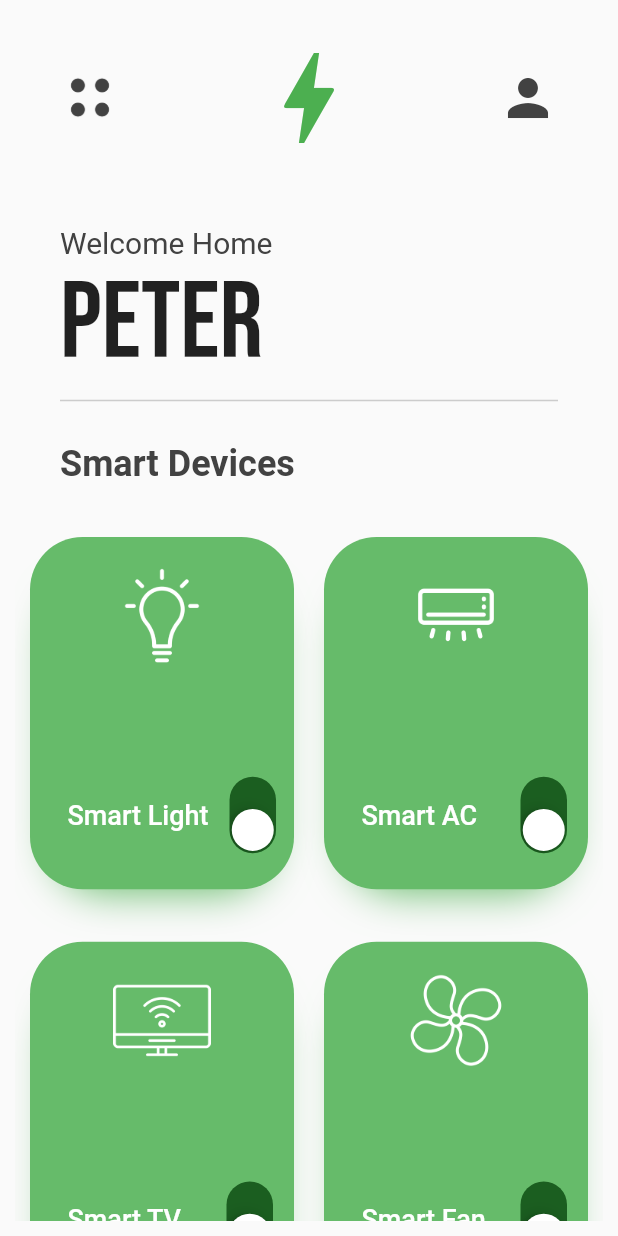
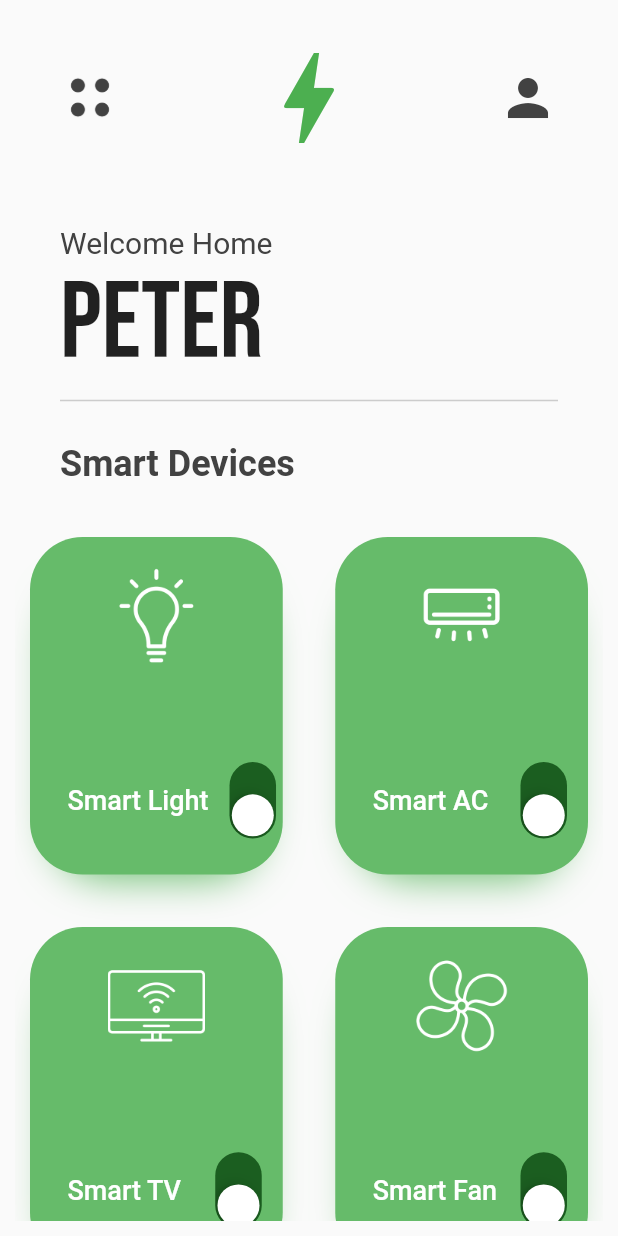
Before and after one commit to ClementPeter/smart_home_ui, a Flutter app: the screen it shows after launch, after a tap on the "bolt" icon, on a phone screen of 412 x 824 dp. Run offline on Flutter 3.47's test engine with Material 2 defaults, Android fonts, the phone set to English and light mode, and no system bars; drawn by our look-alikes of flip_card; our stand-ins replace google_fonts.

```diff
--- a/lib/main.dart
+++ b/lib/main.dart
@@ -1,9 +1,10 @@
 import 'dart:math';
-
+import 'package:flip_card/flip_card.dart';
 import 'package:flutter/cupertino.dart';
 import 'package:flutter/material.dart';
 import 'package:google_fonts/google_fonts.dart';
-import 'package:smart_home/widget.dart';
+import 'package:smart_home/slider_widget.dart';
+import 'package:smart_home/smartBoxWidget.dart';
 
 void main() {
   runApp(const MyApp());
@@ -37,14 +38,14 @@ class _MyHomePageState extends State<MyHomePage> {
   final double horizontalPadding = 40;
   final double verticalPadding = 25;
 
-  bool? status = false;
+  bool? status = false; //main power status
 
   //List of Smart Devices
   List mySmartDevices = [
-    ["Smart Light", "images/light-bulb.png", false],
+    ["Smart Light", "images/light-bulb.png", true],
     ["Smart AC", "images/air-conditioner.png", false],
-    ["Smart TV", "images/smart-tv.png", true],
-    ["Smart Fan", "images/fan.png", false],
+    ["Smart TV", "images/smart-tv.png", false],
+    ["Smart Fan", "images/fan.png", true],
   ];
   //function to toggle the swtich
   void powerSwitchedToggled(bool value, int index) {
@@ -61,6 +62,7 @@ class _MyHomePageState extends State<MyHomePage> {
       mySmartDevices[1][2] = status;
       mySmartDevices[2][2] = status;
       mySmartDevices[3][2] = status;
+      sliderValue = 20;
 
       // mySmartDevices[2] = value;
     });
@@ -74,10 +76,19 @@ class _MyHomePageState extends State<MyHomePage> {
       mySmartDevices[1][2] = false;
       mySmartDevices[2][2] = false;
       mySmartDevices[3][2] = false;
+      sliderValue = 0;
 
       // mySmartDevices[2] = value;
     });
   }
+
+  //Slider controls
+  //double _currentSliderValue = 10;
+  double sliderValue = 20;
+
+  //void Function(bool)? onchanged;
+  //VoidCallback? onchanged;
+  ValueChanged<double>? onchanged;
 
   @override
   Widget build(BuildContext context) {
@@ -125,7 +136,7 @@ class _MyHomePageState extends State<MyHomePage> {
                 ],
               ),
             ),
-
+            //Welcome Text
             const SizedBox(height: 20),
             Padding(
               padding: EdgeInsets.symmetric(horizontal: horizontalPadding),
@@ -176,18 +187,57 @@ class _MyHomePageState extends State<MyHomePage> {
                   physics: const NeverScrollableScrollPhysics(),
                   gridDelegate: const SliverGridDelegateWithFixedCrossAxisCount(
                     crossAxisCount: 2,
-                    //crossAxisSpacing: 15,
+                    crossAxisSpacing: 15,
                     mainAxisSpacing: 15,
                     childAspectRatio: 1 / 1.3,
                   ),
                   itemBuilder: (context, index) {
-                    return SmartBox(
+                    // return SmartBox(
+                    //   smartDeviceName: mySmartDevices[index][0],
+                    //   iconPath: mySmartDevices[index][1],
+                    //   powerStatus: mySmartDevices[index][2],
+                    //   onChanged: (value) {
+                    //     powerSwitchedToggled(value, index);
+                    //   },
+                    // );
+
+                    return FlipCard(
+                      direction: FlipDirection.HORIZONTAL,
+                      side: CardSide.FRONT,
+                      speed: 500,
+                      onFlipDone: (status) {
+                        print(status);
+                      },
+                      front: SmartBox(
                         smartDeviceName: mySmartDevices[index][0],
                         iconPath: mySmartDevices[index][1],
                         powerStatus: mySmartDevices[index][2],
                         onChanged: (value) {
                           powerSwitchedToggled(value, index);
-                        });
+                        },
+                      ),
+                      // back : CustomSlider(value: 2.0, onChanged: (value){print("hello");},),
+                      // back: Container(
+                      //   decoration: BoxDecoration(
+                      //     color: Color(0xFF006666),
+                      //     borderRadius: BorderRadius.all(Radius.circular(8.0)),
+                      //   ),
+                      //   child: Column(
+                      //     mainAxisAlignment: MainAxisAlignment.center,
+                      //     children: <Widget>[
+                      //       Text('Back',
+                      //           style: Theme.of(context).textTheme.headline1),
+                      //       Text('Click here to flip front',
+                      //           style: Theme.of(context).textTheme.bodyText1),
+                      //     ],
+                      //   ),
+                      // ),
+                      back: CustomSlider(
+                        value: sliderValue,
+                        iconPath: mySmartDevices[index][1],
+                        powerStatus: mySmartDevices[index][2],
+                      ),
+                    );
                   },
                 ),
               ),
--- /dev/null
+++ b/lib/slider_widget.dart
@@ -0,0 +1,575 @@
+// import 'package:flutter/material.dart';
+
+// // class SliderWidget extends StatelessWidget {
+// //   const SliderWidget({super.key});
+
+// //   @override
+// //   Widget build(BuildContext context) {
+// //     return Slider(
+// //       value: 0.5,
+// //       onChanged: (value) {
+// //         print(value);
+// //       },
+
+// //     );
+// //   }
+// // }
+
+// //////////////
+// ///class FatSliderTrackShape extends SliderTrackShape {
+//   final double trackHeight;
+
+//   const FatSliderTrackShape({this.trackHeight = 4});
+
+//   @override
+//   Rect getPreferredRect({
+//     RenderBox parentBox,
+//     Offset offset = Offset.zero,
+//     SliderThemeData sliderTheme,
+//     bool isEnabled,
+//     bool isDiscrete,
+//   }) {
+//     final trackHeight = sliderTheme.trackHeight ?? this.trackHeight;
+//     final trackLeft = offset.dx + 16; // adjust for slider thumb size
+//     final trackTop = offset.dy + (parentBox.size.height - trackHeight) / 2;
+//     final trackWidth = parentBox.size.width - 32; // adjust for slider thumb size
+//     return Rect.fromLTWH(trackLeft, trackTop, trackWidth, trackHeight);
+//   }
+
+//   @override
+//   void paint(PaintingContext context, Offset offset,
+//       {RenderBox parentBox,
+//       SliderThemeData sliderTheme,
+//       Animation<double> enableAnimation,
+//       TextDirection textDirection,
+//       SliderComponentShape thumb}) {
+//     final trackRect = getPreferredRect(
+//         parentBox: parentBox,
+//         offset: offset,
+//         sliderTheme: sliderTheme,
+//         isEnabled: isEnabled(enableAnimation),
+//         isDiscrete: false);
+//     final trackPaint = Paint()
+//       ..color = sliderTheme.activeTrackColor
+//       ..style = PaintingStyle.fill;
+//     final thumbRadius = sliderTheme.thumbShape.getPreferredSize(false, false).width / 2;
+//     final thumbCenter = Offset(trackRect.left + thumbRadius, trackRect.center.dy);
+//     context.canvas.drawCircle(thumbCenter, thumbRadius, trackPaint);
+//   }
+// }
+
+// class CustomSlider extends StatefulWidget {
+//   final double value;
+//   final ValueChanged<double> onChanged;
+
+//   CustomSlider({this.value, this.onChanged});
+
+//   @override
+//   _CustomSliderState createState() => _CustomSliderState();
+// }
+
+// class _CustomSliderState extends State<CustomSlider> {
+//   double _value;
+
+//   @override
+//   void initState() {
+//     super.initState();
+//     _value = widget.value;
+//   }
+
+//   @override
+//   Widget build(BuildContext context) {
+//     return SliderTheme(
+//       data: SliderThemeData(
+//         trackHeight: 4,
+//         activeTrackColor: Colors.blue,
+//         thumbColor: Colors.blue,
+//         thumbShape: RoundSliderThumbShape(enabledThumbRadius: 0.0),
+//         trackShape: FatSliderTrackShape(),
+//       ),
+//       child: Slider(
+//         value: _value,
+//         min: 0,
+//         max: 100,
+//         onChanged: (value) {
+//           setState(() {
+//             _value = value;
+//           });
+//           widget.onChanged(value);
+//         },
+//       ),
+//     );
+//   }
+// }
+
+// import 'dart:math';
+
+// import 'package:flutter/cupertino.dart';
+// import 'package:flutter/material.dart';
+
+// class FatSliderTrackShape extends SliderTrackShape {
+//   final double trackHeight;
+
+//   const FatSliderTrackShape({this.trackHeight = 8});
+
+//   @override
+//   Rect getPreferredRect({
+//     RenderBox? parentBox,
+//     Offset offset = Offset.zero,
+//     SliderThemeData? sliderTheme,
+//     bool? isEnabled,
+//     bool? isDiscrete,
+//   }) {
+//     final trackHeight = sliderTheme!.trackHeight ?? this.trackHeight;
+//     final trackLeft = offset.dx + 16; // adjust for slider thumb size
+//     final trackTop = offset.dy + (parentBox!.size.height - trackHeight) / 2;
+//     final trackWidth =
+//         parentBox!.size.width - 32; // adjust for slider thumb size
+//     return Rect.fromLTWH(trackLeft, trackTop, trackWidth, trackHeight);
+//   }
+
+//   // @override
+//   // void paint(
+//   //   PaintingContext context,
+//   //   Offset offset, {
+//   //   required RenderBox parentBox,
+//   //   required SliderThemeData sliderTheme,
+//   //   required Animation<double> enableAnimation,
+//   //   required Offset thumbCenter,
+//   //   isEnabled = true,
+//   //   isDiscrete = false,
+//   //   // bool isEnabled :isEnabled(enableAnimation),
+//   //   // bool isDiscrete,
+//   //   required TextDirection textDirection,
+//   // }) {
+//   //   // TODO: implement paint
+//   // }
+
+//   @override
+//   void paint(
+//     PaintingContext context,
+//     Offset offset, {
+//     RenderBox? parentBox,
+//     SliderThemeData? sliderTheme,
+//     Animation<double>? enableAnimation,
+//     TextDirection? textDirection,
+//     SliderComponentShape? thumb,
+//   }) {
+//     final trackRect = getPreferredRect(
+//         parentBox: parentBox,
+//         offset: offset,
+//         sliderTheme: sliderTheme,
+//         //isEnabled: isEnabled,
+//         isDiscrete: false);
+//     final trackPaint = Paint()
+//       ..color = sliderTheme!.activeTrackColor!
+//       ..style = PaintingStyle.fill;
+//     final thumbRadius =
+//         sliderTheme.thumbShape!.getPreferredSize(false, false).width / 2;
+//     final thumbCenter =
+//         Offset(trackRect.left + thumbRadius, trackRect.center.dy);
+//     context.canvas.drawCircle(thumbCenter, thumbRadius, trackPaint);
+//   }
+// }
+
+// //
+//
+//
+//
+//
+//
+//
+//
+//
+//
+//
+// //
+// //
+// import 'dart:math';
+// import 'package:flutter/material.dart';
+
+// class RetroSliderTrackShape extends SliderTrackShape {
+//   @override
+//   Rect getPreferredRect({
+//     RenderBox? parentBox,
+//     Offset offset = Offset.zero,
+//     SliderThemeData? sliderTheme,
+//     bool? isEnabled,
+//     bool? isDiscrete,
+//   }) {
+//     final double thumbWidth =
+//         sliderTheme!.thumbShape!.getPreferredSize(true, isDiscrete!).width;
+//     final double? trackHeight = sliderTheme.trackHeight;
+//     assert(thumbWidth >= 0);
+//     assert(trackHeight! >= 0);
+//     assert(parentBox!.size.width >= thumbWidth);
+//     assert(parentBox!.size.height >= trackHeight!);
+
+//     final double trackLeft = offset.dx + thumbWidth / 2;
+//     final double trackTop =
+//         offset.dy + (parentBox!.size.height - trackHeight!) / 2;
+//     final double trackWidth = parentBox.size.width - thumbWidth;
+//     return Rect.fromLTWH(trackLeft, trackTop, trackWidth, trackHeight);
+//   }
+
+//   @override
+//   void paint(
+//     PaintingContext context,
+//     Offset offset, {
+//     RenderBox? parentBox,
+//     SliderThemeData? sliderTheme,
+//     Animation<double>? enableAnimation,
+//     TextDirection? textDirection,
+//     Offset? thumbCenter,
+//     bool? isDiscrete,
+//     bool? isEnabled,
+//   }) {
+//     if (sliderTheme!.trackHeight == 0) {
+//       return;
+//     }
+
+//     final Rect trackRect = getPreferredRect(
+//       parentBox: parentBox,
+//       offset: offset,
+//       sliderTheme: sliderTheme,
+//       isEnabled: isEnabled,
+//       isDiscrete: isDiscrete,
+//     );
+
+//     final Paint fillPaint = Paint()
+//       ..color = sliderTheme.activeTrackColor!
+//       ..style = PaintingStyle.fill;
+
+//     // final Paint borderPaint = Paint()
+//     //   // ..color = Colors.white
+//     //   //..strokeWidth = 1.0
+//     //   ..style = PaintingStyle.stroke;
+
+//     final pathSegment = Path()
+//       ..moveTo(trackRect.left, trackRect.top)
+//       ..lineTo(trackRect.right, trackRect.top)
+//       ..arcTo(
+//           Rect.fromPoints(
+//             Offset(trackRect.right + 30, trackRect.top),
+//             Offset(trackRect.right - 30, trackRect.bottom),
+//           ),
+//           -pi / 2,
+//           pi,
+//           false)
+//       ..lineTo(trackRect.left, trackRect.bottom)
+//       ..arcTo(
+//           Rect.fromPoints(
+//             Offset(trackRect.left + 7, trackRect.top),
+//             Offset(trackRect.left - 7, trackRect.bottom),
+//           ),
+//           -pi * 3 / 2,
+//           pi,
+//           false);
+
+//     context.canvas.drawPath(pathSegment, fillPaint);
+//     // context.canvas.drawPath(pathSegment, borderPaint);
+//   }
+// }
+
+// class CustomSlider extends StatefulWidget {
+//   final double value;
+//   final ValueChanged<double> onChanged;
+
+//   const CustomSlider({required this.value, required this.onChanged});
+
+//   @override
+//   _CustomSliderState createState() => _CustomSliderState();
+// }
+
+// class _CustomSliderState extends State<CustomSlider> {
+//   late double _value;
+
+//   @override
+//   void initState() {
+//     super.initState();
+//     _value = widget.value;
+//   }
+
+//   @override
+//   Widget build(BuildContext context) {
+//     return AnimatedContainer(
+//       duration: const Duration(milliseconds: 250),
+//       decoration: BoxDecoration(
+//         color: Colors.grey,
+//         borderRadius: BorderRadius.circular(25),
+//         boxShadow: [
+//           BoxShadow(
+//             offset: const Offset(0, 17),
+//             blurRadius: 23,
+//             spreadRadius: -15,
+//             color: Colors.green.shade400,
+//           ),
+//         ],
+//       ),
+//       child: SizedBox(
+//         // color: Colors.blueAccent,
+//         child: Transform.rotate(
+//           angle: pi / 2,
+//           child: SliderTheme(
+//             data: SliderTheme.of(context).copyWith(
+//               activeTrackColor: Colors.white54,
+//               inactiveTrackColor: Colors.green,
+//               trackHeight: 100.0,
+//               thumbColor: Colors.transparent,
+//               thumbShape: RoundSliderThumbShape(enabledThumbRadius: 0.0),
+//               overlayColor: Colors.purple.withAlpha(32),
+//               // overlayShape: RoundSliderOverlayShape(overlayRadius: 14.0),
+//               trackShape: RetroSliderTrackShape(), // <-- Custom Thumb Shape
+//             ),
+//             child: Slider(
+//               //activeTrackColor: Colors.white54,
+//               //inactiveTrackColor: Colors.green,
+//               //activeColor: Colors.green,
+//               inactiveColor: Colors.white,
+//               value: _value,
+//               min: 0,
+//               max: 100,
+//               onChanged: (value) {
+//                 setState(() {
+//                   _value = value;
+//                 });
+//                 widget.onChanged(value);
+//               },
+//             ),
+//           ),
+//         ),
+//       ),
+//     );
+//   }
+// }
+//
+//
+//
+//
+//
+//
+//
+//
+//
+//
+//
+//
+//
+//
+//
+//
+//
+//
+//
+//
+//
+//
+//
+//
+//
+import 'dart:math';
+import 'package:flutter/material.dart';
+
+// class RetroSliderTrackShape extends SliderTrackShape {
+//   @override
+//   Rect getPreferredRect({
+//     RenderBox? parentBox,
+//     Offset offset = Offset.zero,
+//     SliderThemeData? sliderTheme,
+//     bool? isEnabled,
+//     bool? isDiscrete,
+//   }) {
+//     final double thumbWidth =
+//         sliderTheme!.thumbShape!.getPreferredSize(true, isDiscrete!).width;
+//     final double? trackHeight = sliderTheme.trackHeight;
+//     //assert(thumbWidth >= 0);
+//     //assert(trackHeight! >= 0);
+//     //assert(parentBox!.size.width >= thumbWidth);
+//     //assert(parentBox!.size.height >= trackHeight!);
+
+//     final double trackLeft = offset.dx + thumbWidth;
+//     final double trackTop = offset.dy + (parentBox!.size.height - 10.0);
+//     final double trackWidth = parentBox.size.width - thumbWidth;
+//     return Rect.fromLTWH(trackLeft, trackTop, trackWidth, trackHeight!);
+//   }
+
+//   @override
+//   void paint(
+//     PaintingContext context,
+//     Offset offset, {
+//     RenderBox? parentBox,
+//     SliderThemeData? sliderTheme,
+//     Animation<double>? enableAnimation,
+//     TextDirection? textDirection,
+//     Offset? thumbCenter,
+//     bool? isDiscrete,
+//     bool? isEnabled,
+//   }) {
+//     if (sliderTheme!.trackHeight == 0) {
+//       return;
+//     }
+
+//     final Rect trackRect = getPreferredRect(
+//       parentBox: parentBox,
+//       offset: offset,
+//       sliderTheme: sliderTheme,
+//       isEnabled: isEnabled,
+//       isDiscrete: isDiscrete,
+//     );
+
+//     final Paint fillPaint = Paint()
+//       ..color = sliderTheme.activeTrackColor!
+//       ..style = PaintingStyle.fill;
+
+//     // final Paint borderPaint = Paint()
+//     //   // ..color = Colors.white
+//     //   //..strokeWidth = 1.0
+//     //   ..style = PaintingStyle.stroke;
+
+//     final pathSegment = Path()
+//       ..moveTo(trackRect.left, trackRect.top)
+//       ..lineTo(trackRect.right, trackRect.top)
+//       ..arcTo(
+//           Rect.fromPoints(
+//             Offset(trackRect.right + 10, trackRect.top),
+//             Offset(trackRect.right - 10, trackRect.bottom),
+//           ),
+//           -pi / 2,
+//           pi,
+//           false)
+//       ..lineTo(trackRect.left, trackRect.bottom)
+//       ..arcTo(
+//           Rect.fromPoints(
+//             Offset(trackRect.left + 7, trackRect.top),
+//             Offset(trackRect.left - 7, trackRect.bottom),
+//           ),
+//           -pi * 3 / 2,
+//           pi,
+//           false);
+
+//     context.canvas.drawPath(pathSegment, fillPaint);
+//     // context.canvas.drawPath(pathSegment, borderPaint);
+//   }
+// }
+
+class CustomSlider extends StatefulWidget {
+  double value;
+  final String? iconPath;
+  final ValueChanged<double>? onChanged;
+  final bool powerStatus;
+
+  CustomSlider(
+      {required this.value,
+      this.onChanged,
+      required this.powerStatus,
+      this.iconPath});
+
+  @override
+  State<CustomSlider> createState() => _CustomSliderState();
+}
+
+class _CustomSliderState extends State<CustomSlider> {
+  @override
+  Widget build(BuildContext context) {
+    return AnimatedContainer(
+      duration: const Duration(milliseconds: 250),
+      decoration: BoxDecoration(
+        //color: Colors.grey,
+        color: widget.powerStatus || widget.value > 5
+            ? Colors.green.shade200
+            : Colors.grey,
+        // borderRadius: BorderRadius.circular(25),
+        borderRadius: widget.powerStatus
+            ? BorderRadius.circular(35)
+            : BorderRadius.circular(5),
+        boxShadow: [
+          BoxShadow(
+            offset: const Offset(0, 17),
+            blurRadius: 23,
+            spreadRadius: -15,
+            color: widget.powerStatus == false || widget.value < 5
+                ? Colors.grey.shade400
+                : Colors.green.shade400,
+            // Colors.green.shade400,
+          ),
+        ],
+      ),
+      child: Column(
+        //alignment: Alignment.topCenter,
+        //mainAxisAlignment: MainAxisAlignment.center,
+        children: [
+          const SizedBox(height: 20),
+          Stack(
+            //alignment: Alignment.topRight,
+            children: [
+              Image.asset(
+                widget.iconPath!,
+                height: 40,
+                color: widget.powerStatus || widget.value > 5
+                    ? Colors.green
+                    : Colors.grey.shade700,
+              ),
+            ],
+          ),
+          const SizedBox(height: 40),
+          Column(
+            mainAxisAlignment: MainAxisAlignment.start,
+            children: [
+              Padding(
+                padding: const EdgeInsets.symmetric(vertical: 10),
+                child: Transform.rotate(
+                  angle: -pi / 2,
+                  child: SliderTheme(
+                    data: SliderTheme.of(context).copyWith(
+                        activeTrackColor: Color(0xFF4CAF50),
+                        inactiveTrackColor: Colors.white54,
+                        trackHeight: 70.0,
+                        thumbColor: Colors.transparent,
+                        thumbShape:
+                            RoundSliderThumbShape(enabledThumbRadius: 0.0),
+                        overlayColor: Colors.white.withAlpha(32),
+                        overlayShape:
+                            RoundSliderOverlayShape(overlayRadius: 14.0),
+                        // trackShape:                          RetroSliderTrackShape(), // <-- Custom Thumb Shape
+                        trackShape: RoundedRectSliderTrackShape()
+                        // trackShape: CustomTrackShape()),
+                        ),
+                    child: Slider(
+                      value: widget.value,
+                      min: 0,
+                      max: 100,
+                      // onChanged: widget.onChanged,
+                      onChanged: (value) {
+                        print(value);
+                        setState(() {
+                          widget.value = value;
+                        });
+                        // widget.onChanged(value);
+                      },
+                    ),
+                    // child: Slider(
+                    //   //activeTrackColor: Colors.white54,
+                    //   //inactiveTrackColor: Colors.green,
+                    //   //activeColor: Colors.green,
+                    //   //inactiveColor: Colors.white,
+                    //   value: value,
+                    //   min: 0,
+                    //   max: 100,
+                    //   onChanged: onChanged,
+                    //   // onChanged: (value) {
+                    //   //   setState(() {
+                    //   //     _value = value;
+                    //   //   });
+                    //   //   widget.onChanged(value);
+                    //   // },
+                    // ),
+                  ),
+                ),
+              ),
+            ],
+          ),
+        ],
+      ),
+    );
+  }
+}
--- a/lib/widget.dart
+++ b/lib/smartBoxWidget.dart
@@ -2,9 +2,14 @@ import 'dart:math';
 import 'package:flutter/cupertino.dart';
 import 'package:flutter/material.dart';
 
-
 //@immutable
 class SmartBox extends StatelessWidget {
+  // final List mySmartDevices;
+  final String? smartDeviceName;
+  final String? iconPath;
+  final bool? powerStatus;
+  void Function(bool)? onChanged;
+
   SmartBox({
     Key? key,
     required this.smartDeviceName,
@@ -12,13 +17,6 @@ class SmartBox extends StatelessWidget {
     required this.powerStatus,
     this.onChanged,
   }) : super(key: key);
-
-  // final List mySmartDevices;
-  final String? smartDeviceName;
-  final String? iconPath;
-  final bool? powerStatus;
-
-  void Function(bool)? onChanged;
 
   @override
   Widget build(BuildContext context) {
@@ -79,7 +77,6 @@ class SmartBox extends StatelessWidget {
                   child: CupertinoSwitch(
                     activeColor: Colors.green.shade900,
                     trackColor: Colors.grey.shade600,
-
                     value: powerStatus!,
                     //pass a function to change the power status
                     onChanged: onChanged,
--- a/pubspec.yaml
+++ b/pubspec.yaml
@@ -30,6 +30,7 @@ environment:
 # versions available, run `flutter pub outdated`.
 dependencies:
   cupertino_icons: ^1.0.2
+  flip_card: ^0.7.0
   flutter:
     sdk: flutter
   google_fonts: ^4.0.1
```
Also changed, not shown: pubspec.lock.
